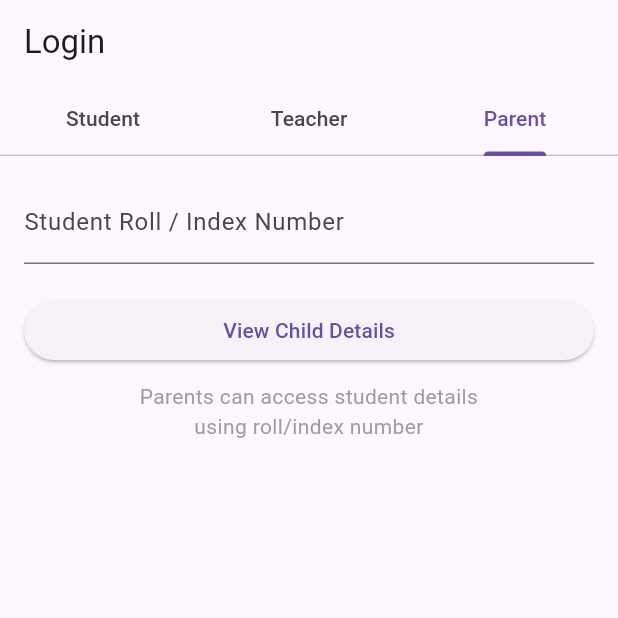
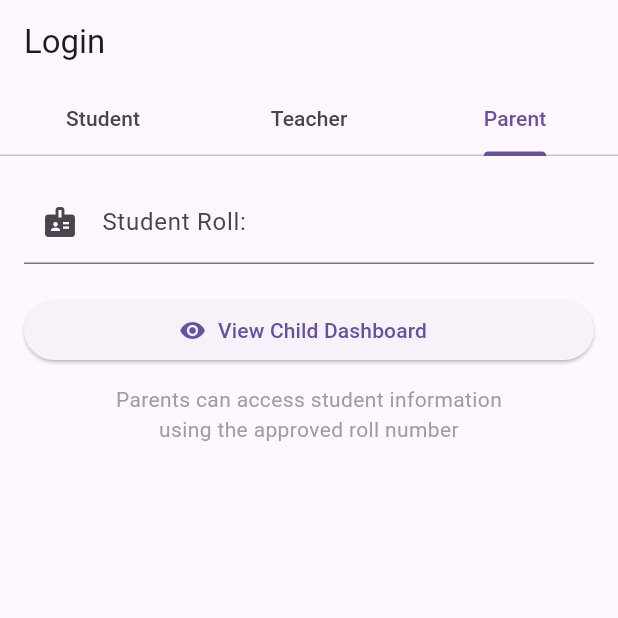
Before and after one commit to abusufiancse/student_management_system_with_chat_bot, a Flutter app: the screen it shows after launch, tab 3 chosen, on a phone screen of 412 x 824 dp, the top half of it. Run offline on Flutter 3.47's test engine with Material 3 defaults, Android fonts, the phone set to English and light mode, and no system bars; our stand-ins replace shared_preferences, sqflite; accounts and stored records are empty.

Commit message:
notifications and login screen

```diff
--- a/lib/screens/auth/login_screen.dart
+++ b/lib/screens/auth/login_screen.dart
@@ -3,6 +3,7 @@ import 'package:student_management_system/screens/auth/parent_access_screen.dart
 import 'package:student_management_system/screens/auth/student_register_screen.dart';
 import '../../db/database_helper.dart';
 import '../../utils/session_manager.dart';
+import '../parents/parent_dashboard.dart';
 import '../teacher/teacher_dashboard.dart';
 import '../students/student_dashboard.dart';
 
@@ -99,17 +100,28 @@ class _LoginScreenState extends State<LoginScreen>
       return;
     }
 
+    // 🔎 Check approved student
+    final student =
+    await DatabaseHelper.instance.getApprovedStudentByRoll(roll);
+
+    if (student == null) {
+      _snack('No approved student found with this roll');
+      return;
+    }
+
     // ✅ SAVE SESSION
     await SessionManager.saveParentSession(roll);
 
     if (!mounted) return;
-    Navigator.push(
+    Navigator.pushReplacement(
       context,
       MaterialPageRoute(
-        builder: (_) => ParentAccessScreen(initialRoll: roll),
+        builder: (_) => ParentDashboard(student: student, role: 'parent',),
       ),
     );
   }
+
+
 
   void _snack(String msg) {
     ScaffoldMessenger.of(context)
@@ -223,20 +235,27 @@ class _LoginScreenState extends State<LoginScreen>
           TextField(
             controller: rollCtrl,
             decoration: const InputDecoration(
-              labelText: 'Student Roll / Index Number',
+              labelText: 'Student Roll: ',
+              prefixIcon: Icon(Icons.badge),
+            ),
+            keyboardType: TextInputType.number,
+          ),
+
+          const SizedBox(height: 20),
+
+          SizedBox(
+            width: double.infinity,
+            child: ElevatedButton.icon(
+              icon: const Icon(Icons.visibility),
+              label: const Text('View Child Dashboard'),
+              onPressed: parentAccess, // ✅ ONLY HERE
             ),
           ),
-          const SizedBox(height: 20),
-          SizedBox(
-            width: double.infinity,
-            child: ElevatedButton(
-              onPressed: parentAccess,
-              child: const Text('View Child Details'),
-            ),
-          ),
-          const SizedBox(height: 10),
+
+          const SizedBox(height: 12),
+
           const Text(
-            'Parents can access student details\nusing roll/index number',
+            'Parents can access student information\nusing the approved roll number',
             textAlign: TextAlign.center,
             style: TextStyle(color: Colors.grey),
           ),
@@ -244,4 +263,5 @@ class _LoginScreenState extends State<LoginScreen>
       ),
     );
   }
+
 }
--- a/lib/screens/parents/parent_dashboard.dart
+++ b/lib/screens/parents/parent_dashboard.dart
@@ -6,6 +6,7 @@ import '../../models/result.dart';
 import '../../models/student.dart';
 import '../../utils/grade_helper.dart';
 import '../../utils/session_manager.dart';
+import '../../widgets/due_notification_card.dart';
 import '../auth/login_screen.dart';
 import '../fee_overview_card.dart';
 
@@ -36,6 +37,7 @@ class ParentDashboard extends StatelessWidget {
     return Scaffold(
       appBar: AppBar(
         title: const Text('Parent Dashboard'),
+        centerTitle: true,
         actions: [
           IconButton(
             icon: const Icon(Icons.exit_to_app),
@@ -66,6 +68,8 @@ class ParentDashboard extends StatelessWidget {
                 ),
               ),
             ),
+            const SizedBox(height: 12),
+            DueNotificationCard(studentId: student!.id!),
             const SizedBox(height: 12),
             FeeOverviewCard(studentId: student.id!),
 
```
Also changed, not shown: lib/widgets/due_notification_card.dart (added, +44 -0 lines).
